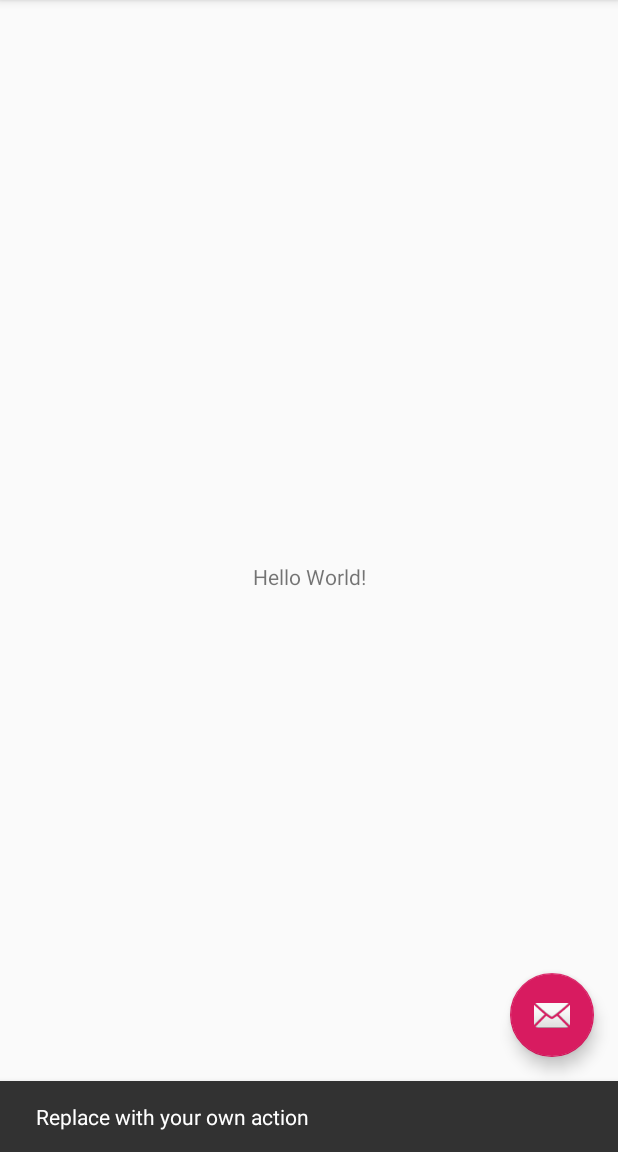
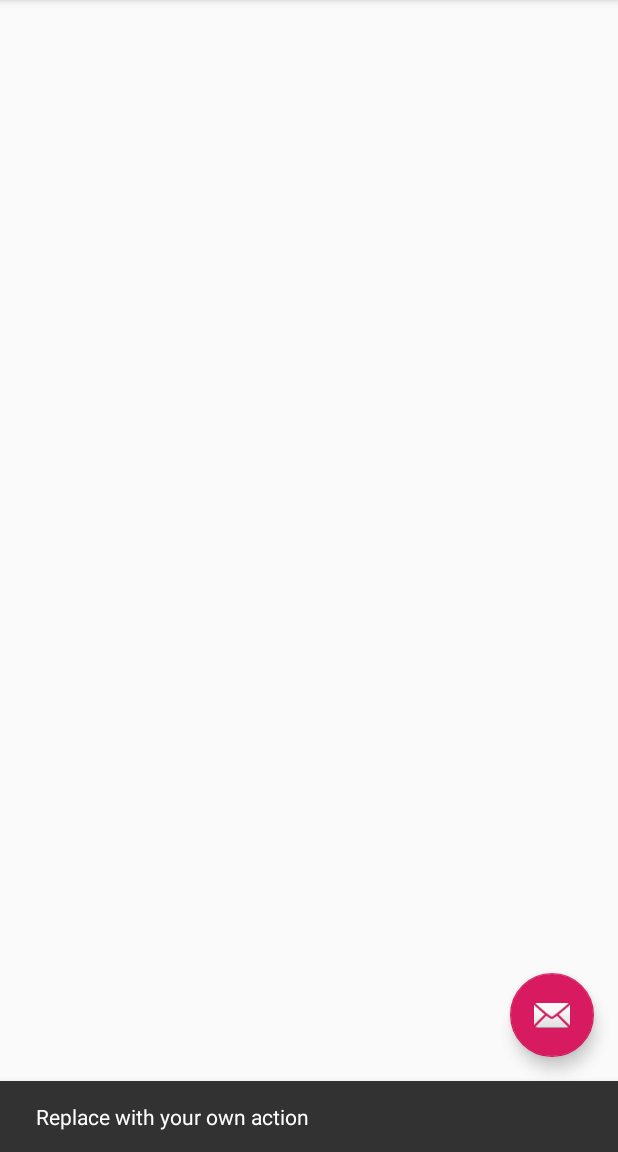
Before and after one commit to JenniferColeman/pickhacks2019, an Android app: the screen it shows after launch (MainActivity), after a tap on an icon or button, on a phone screen of 412 x 824 dp, the part 84-1236 px from its top. Run offline under Robolectric (Android 15) with nearby library versions, the phone set to English and light mode, and no system bars.

Commit message:
Added content_main

```diff
--- a/app/src/main/res/layout/content_main.xml
+++ b/app/src/main/res/layout/content_main.xml
@@ -2,6 +2,7 @@
 <android.support.constraint.ConstraintLayout xmlns:android="http://schemas.android.com/apk/res/android"
     xmlns:app="http://schemas.android.com/apk/res-auto"
     xmlns:tools="http://schemas.android.com/tools"
+    android:id="@+id/z"
     android:layout_width="match_parent"
     android:layout_height="match_parent"
     app:layout_behavior="@string/appbar_scrolling_view_behavior"
@@ -10,11 +11,10 @@
 
     <TextView
         android:layout_width="wrap_content"
-        android:layout_height="wrap_content"
-        android:text="Hello World!"
+        android:layout_height="14dp"
+        android:layout_marginBottom="344dp"
         app:layout_constraintBottom_toBottomOf="parent"
         app:layout_constraintLeft_toLeftOf="parent"
-        app:layout_constraintRight_toRightOf="parent"
-        app:layout_constraintTop_toTopOf="parent" />
+        app:layout_constraintRight_toRightOf="parent" />
 
 </android.support.constraint.ConstraintLayout>
```
